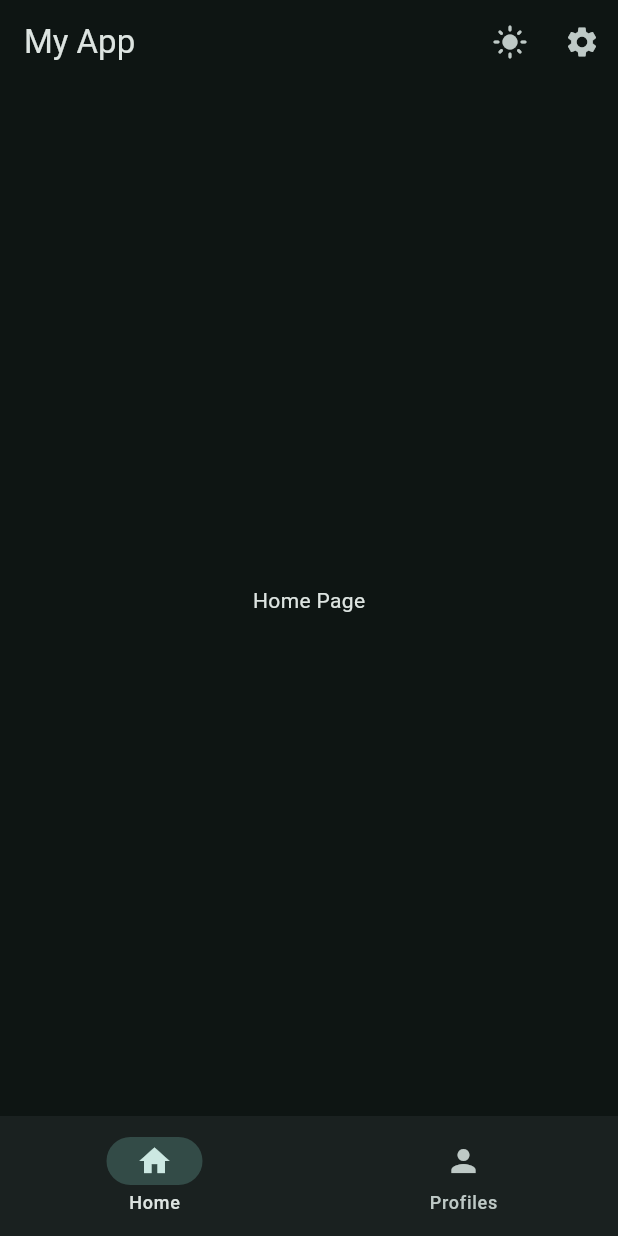
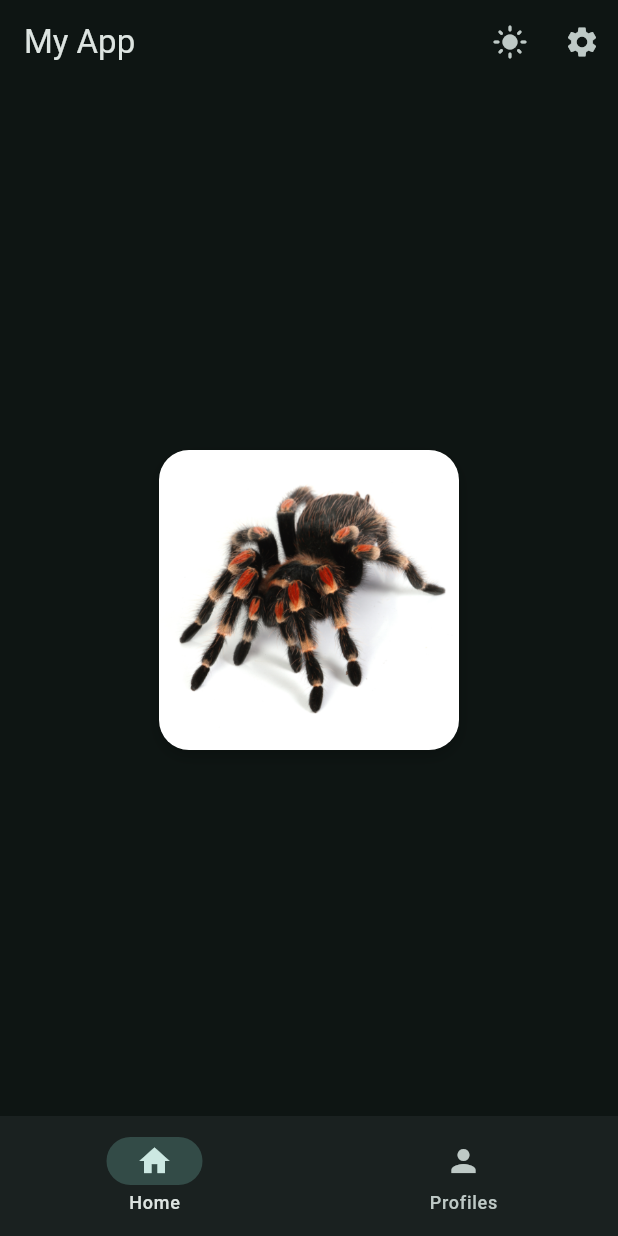
Before and after one commit to purnadi-winarno/flutter_kickstart, a Flutter app: the screen it shows after launch, on a phone screen of 412 x 824 dp. Run offline on Flutter 3.47's test engine with Material 3 defaults, Android fonts, the phone set to English and light mode, and no system bars.

Commit message:
hero widget (transition image)

```diff
--- a/lib/main.dart
+++ b/lib/main.dart
@@ -1,6 +1,7 @@
 import 'package:flutter/material.dart';
 import 'package:flutter_start/data/notifiers.dart';
 import 'package:flutter_start/views/app_tree.dart';
+import 'package:flutter_start/views/pages/detail_page.dart';
 import 'package:flutter_start/views/pages/setting_page.dart';
 
 void main() {
@@ -29,7 +30,10 @@ class _MyAppState extends State<MyApp> {
             ),
           ),
           home: AppTree(),
-          routes: {'/settings': (context) => const SettingPage()},
+          routes: {
+            '/settings': (context) => const SettingPage(),
+            '/detail': (context) => const DetailPage(),
+          },
         );
       },
     );
--- a/lib/views/pages/home_page.dart
+++ b/lib/views/pages/home_page.dart
@@ -1,10 +1,18 @@
 import 'package:flutter/material.dart';
+import 'package:flutter_start/views/widgets/hero_widget.dart';
 
 class HomePage extends StatelessWidget {
   const HomePage({super.key});
 
   @override
   Widget build(BuildContext context) {
-    return Center(child: Text("Home Page"));
+    return Center(
+      child: GestureDetector(
+        onTap: () {
+          Navigator.pushNamed(context, '/detail');
+        },
+        child: HeroWidget(),
+      ),
+    );
   }
 }
--- /dev/null
+++ b/lib/views/widgets/hero_widget.dart
@@ -0,0 +1,30 @@
+import 'package:flutter/material.dart';
+
+class HeroWidget extends StatelessWidget {
+  const HeroWidget({super.key});
+
+  @override
+  Widget build(BuildContext context) {
+    return Container(
+      height: 200,
+      width: 200,
+      decoration: BoxDecoration(
+        borderRadius: BorderRadius.circular(20),
+        boxShadow: [
+          BoxShadow(
+            color: Colors.black.withOpacity(0.2),
+            blurRadius: 8,
+            offset: const Offset(0, 4),
+          ),
+        ],
+      ),
+      child: ClipRRect(
+        borderRadius: BorderRadius.circular(20),
+        child: Hero(
+          tag: 'hero1',
+          child: Image.asset('assets/images/animal.jpg', fit: BoxFit.cover),
+        ),
+      ),
+    );
+  }
+}
```
Also changed, not shown: lib/views/pages/detail_page.dart (added, +21 -0 lines).
